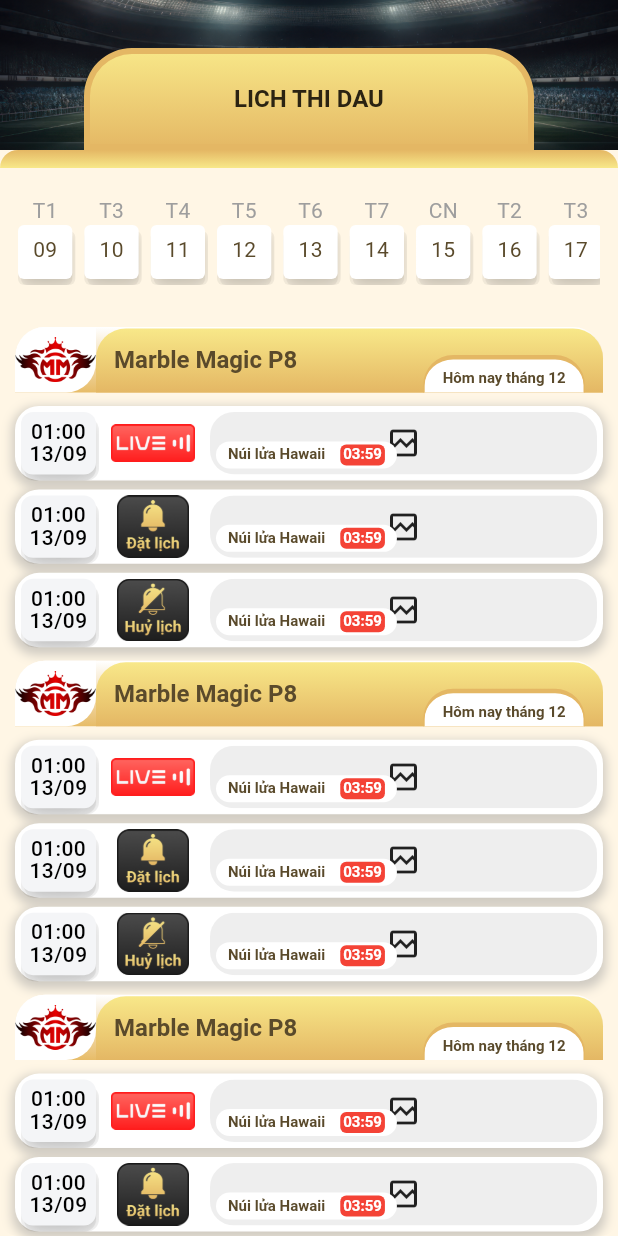
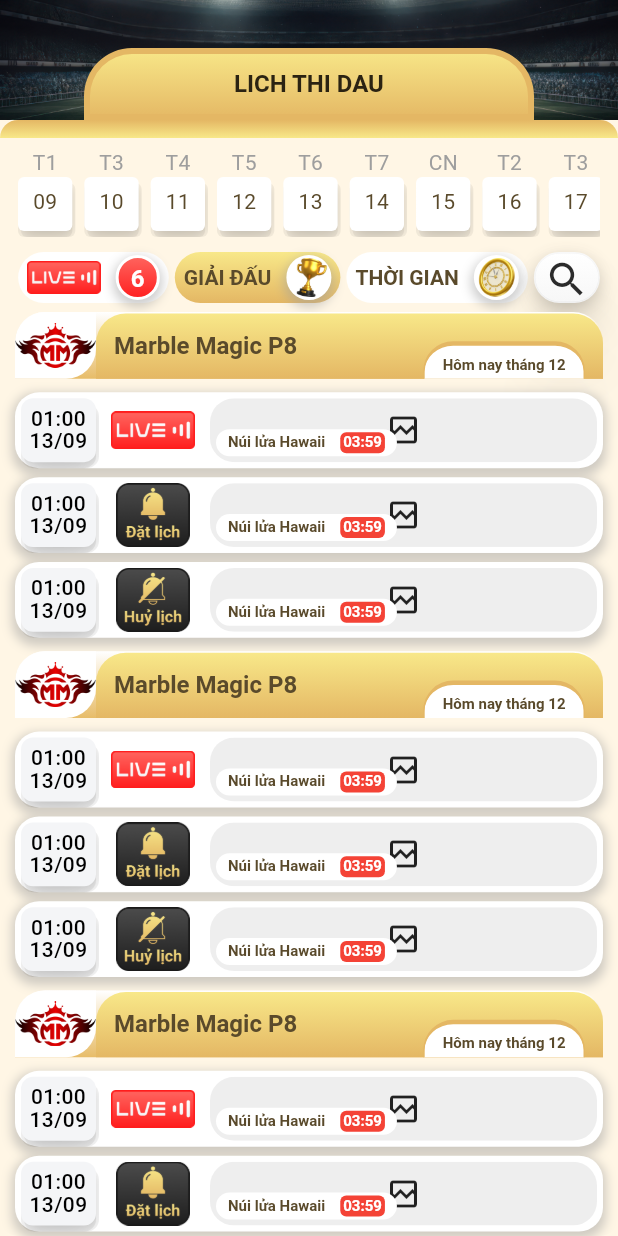
Before and after one commit to hengvisoth/DGGroup_Test01, a Flutter app: the screen it shows after launch, on a phone screen of 412 x 824 dp. Run offline on Flutter 3.47's test engine with Material 3 defaults, Android fonts, the phone set to English and light mode, and no system bars; our stand-ins replace flutter_cache_manager; missing offline and left inert: video_thumbnail; network calls fail.

Commit message:
Add Static Search Section

```diff
--- a/lib/utils/styles/app_style.dart
+++ b/lib/utils/styles/app_style.dart
@@ -28,6 +28,14 @@
     fontFamily: 'Roboto',
     fontWeight: FontWeight.w700,
     fontSize: 16,
+    height: 1,
+    letterSpacing: 0,
+  );
+
+  static const TextStyle figmaBold14Capitalize = TextStyle(
+    fontFamily: 'Roboto',
+    fontWeight: FontWeight.w700,
+    fontSize: 14,
     height: 1,
     letterSpacing: 0,
   );
--- a/lib/views/home.dart
+++ b/lib/views/home.dart
@@ -9,7 +9,7 @@
 import 'package:dggroup_test/views/widget/header_card.dart';
 import 'package:dggroup_test/views/widget/item_card.dart';
 import 'package:dggroup_test/views/widget/loading_item.dart';
-import 'package:dggroup_test/views/widget/video_frame_thumbnail.dart';
+import 'package:dggroup_test/views/widget/search_section.dart';
 import 'package:flutter/material.dart';
 
 class HomePage extends StatefulWidget {
@@ -72,7 +72,8 @@
       return;
     }
 
-    if (_pageCache.containsKey(pageIndex) || _loadingPages.contains(pageIndex)) {
+    if (_pageCache.containsKey(pageIndex) ||
+        _loadingPages.contains(pageIndex)) {
       return;
     }
 
@@ -130,8 +131,14 @@
     }
 
     if (_scrollController.position.extentAfter < _itemExtent * 12) {
-      final estimatedLastVisibleIndex = ((_scrollController.offset + _scrollController.position.viewportDimension) / _itemExtent).floor();
-      final nextPage = (estimatedLastVisibleIndex + VideoFeedRepository.pageSize) ~/ VideoFeedRepository.pageSize;
+      final estimatedLastVisibleIndex =
+          ((_scrollController.offset +
+                      _scrollController.position.viewportDimension) /
+                  _itemExtent)
+              .floor();
+      final nextPage =
+          (estimatedLastVisibleIndex + VideoFeedRepository.pageSize) ~/
+          VideoFeedRepository.pageSize;
       unawaited(_loadPage(nextPage));
     }
   }
@@ -176,10 +183,15 @@
             children: [
               // Header
               SizedBox(
-                height: 100,
+                height: 80,
                 child: Stack(
                   children: [
-                    Image.asset('assets/images/main_background.png', fit: BoxFit.cover, width: double.infinity, height: 100),
+                    Image.asset(
+                      'assets/images/main_background.png',
+                      fit: BoxFit.cover,
+                      width: double.infinity,
+                      height: 80,
+                    ),
                     Positioned.fill(
                       child: Align(
                         alignment: Alignment.bottomCenter,
@@ -188,12 +200,23 @@
                           alignment: Alignment.center,
                           decoration: BoxDecoration(
                             gradient: AppColor.mainColor,
-                            borderRadius: const BorderRadius.only(topLeft: Radius.circular(32), topRight: Radius.circular(32)),
-                            border: Border.all(color: AppColor.borderColor, width: 4),
+                            borderRadius: const BorderRadius.only(
+                              topLeft: Radius.circular(32),
+                              topRight: Radius.circular(32),
+                            ),
+                            border: Border.all(
+                              color: AppColor.borderColor,
+                              width: 4,
+                            ),
                           ),
                           padding: const EdgeInsets.symmetric(vertical: 12),
                           margin: const EdgeInsets.only(top: 32),
-                          child: Text('LICH THI DAU', style: AppTextStyles.figmaBold16Capitalize.copyWith(color: AppColor.textOnPrimary)),
+                          child: Text(
+                            'LICH THI DAU',
+                            style: AppTextStyles.figmaBold16Capitalize.copyWith(
+                              color: AppColor.textOnPrimary,
+                            ),
+                          ),
                         ),
                       ),
                     ),
@@ -218,42 +241,60 @@
                             ),
                           ),
                         ),
-                        const SizedBox(height: 12),
+
+                        // Date Row
                         Container(
-                          padding: const EdgeInsets.symmetric(horizontal: 12, vertical: 6),
+                          padding: const EdgeInsets.symmetric(
+                            horizontal: 12,
+                            vertical: 6,
+                          ),
                           child: SingleChildScrollView(
                             scrollDirection: Axis.horizontal,
                             child: Row(
-                              children: List.generate(_dateData.length, (index) {
+                              children: List.generate(_dateData.length, (
+                                index,
+                              ) {
                                 return Container(
-                                  margin: EdgeInsets.only(right: index == _dateData.length - 1 ? 0 : 8, bottom: 8),
+                                  margin: EdgeInsets.only(
+                                    right: index == _dateData.length - 1
+                                        ? 0
+                                        : 8,
+                                    bottom: 8,
+                                  ),
                                   child: DateButton(dateData: _dateData[index]),
                                 );
                               }),
                             ),
                           ),
                         ),
-                        const SizedBox(height: 12),
 
+                        const SearchSection(),
                         // List Item
                         Expanded(
                           child: _isInitialLoading
                               ? const Center(child: CircularProgressIndicator())
                               : LayoutBuilder(
                                   builder: (context, listConstraints) {
-                                    _itemExtent = listConstraints.maxHeight / 11; // 8 for main item , 3 for header
-                                    final rowHeight = listConstraints.maxHeight / 11;
-                                    final headerHeight = rowHeight;
+                                    _itemExtent =
+                                        listConstraints.maxHeight /
+                                        11; // 8 for main item , 3 for header
+                                    final rowHeight =
+                                        listConstraints.maxHeight / 11;
 
-                                    final totalItems = VideoFeedRepository.totalItems;
-                                    final headersCount = (totalItems / groupSize).ceil();
+                                    final totalItems =
+                                        VideoFeedRepository.totalItems;
+                                    final headersCount =
+                                        (totalItems / groupSize).ceil();
                                     final step = groupSize + 1;
                                     return RefreshIndicator(
                                       onRefresh: _onRefresh,
                                       child: ListView.builder(
                                         controller: _scrollController,
                                         padding: EdgeInsets.zero,
-                                        physics: const AlwaysScrollableScrollPhysics(parent: ClampingScrollPhysics()),
+                                        physics:
+                                            const AlwaysScrollableScrollPhysics(
+                                              parent: ClampingScrollPhysics(),
+                                            ),
                                         itemExtent: rowHeight,
                                         itemCount: totalItems + headersCount,
 
@@ -261,13 +302,18 @@
                                           final isHeader = index % step == 0;
 
                                           if (isHeader) {
-                                            return HeaderCard(rowHeight: rowHeight);
+                                            return HeaderCard(
+                                              rowHeight: rowHeight,
+                                            );
                                           }
 
                                           final headersBefore = index ~/ step;
-                                          final itemIndex = index - headersBefore - 1;
+                                          final itemIndex =
+                                              index - headersBefore - 1;
                                           final item = _itemAt(itemIndex);
-                                          if (item == null) return const LoadingItem();
+                                          if (item == null) {
+                                            return const LoadingItem();
+                                          }
                                           return ItemCard(item: item);
                                         },
                                       ),
--- /dev/null
+++ b/lib/views/widget/search_section.dart
@@ -0,0 +1,127 @@
+import 'package:dggroup_test/utils/styles/app_color.dart';
+import 'package:dggroup_test/utils/styles/app_style.dart';
+import 'package:flutter/material.dart';
+
+class SearchSection extends StatelessWidget {
+  const SearchSection({super.key});
+
+  static const double _chipHeight = 34;
+
+  @override
+  Widget build(BuildContext context) {
+    return Container(
+      margin: const EdgeInsets.symmetric(horizontal: 10),
+      padding: EdgeInsets.symmetric(vertical: 0),
+      child: SingleChildScrollView(
+        scrollDirection: Axis.horizontal,
+        child: Row(
+          spacing: 4,
+          children: [
+            Container(
+              height: _chipHeight,
+              padding: const EdgeInsets.symmetric(horizontal: 6, vertical: 2),
+              decoration: BoxDecoration(color: Colors.white, borderRadius: const BorderRadius.all(Radius.circular(20))),
+              child: Row(
+                spacing: 10,
+                children: [
+                  Image.asset('assets/images/live_image.png', width: 49, height: 22),
+                  Container(
+                    height: 30,
+                    padding: const EdgeInsets.symmetric(horizontal: 8, vertical: 2),
+                    decoration: BoxDecoration(
+                      boxShadow: [BoxShadow(color: Colors.grey.withValues(alpha: 0.5), spreadRadius: 2, blurRadius: 5, offset: const Offset(0, 3))],
+                      borderRadius: BorderRadius.circular(999),
+                      border: Border.all(color: Colors.white, width: 2),
+                      gradient: const LinearGradient(
+                        begin: Alignment.topCenter,
+                        end: Alignment.bottomCenter,
+                        colors: [Color(0xFFFF6761), Color(0xFFFF1D1D)],
+                        stops: [0.0, 1.0],
+                      ),
+                    ),
+                    child: const Text(
+                      '6',
+                      textAlign: TextAlign.center,
+                      style: TextStyle(color: Colors.white, fontSize: 16, fontWeight: FontWeight.w600),
+                    ),
+                  ),
+                ],
+              ),
+            ),
+            Container(
+              height: _chipHeight,
+              padding: const EdgeInsets.symmetric(horizontal: 6, vertical: 2),
+              decoration: BoxDecoration(gradient: AppColor.mainColor, borderRadius: const BorderRadius.all(Radius.circular(20))),
+              child: Row(
+                spacing: 10,
+                mainAxisSize: MainAxisSize.min,
+                mainAxisAlignment: MainAxisAlignment.center,
+                children: [
+                  Text('Giải đấu'.toUpperCase(), style: AppTextStyles.figmaBold14Capitalize),
+                  Container(
+                    decoration: BoxDecoration(
+                      color: Colors.white,
+                      boxShadow: [BoxShadow(color: Colors.grey.withValues(alpha: 0.5), spreadRadius: 2, blurRadius: 5, offset: const Offset(0, 3))],
+                      borderRadius: BorderRadius.circular(999),
+                      border: Border.all(color: Colors.white, width: 2),
+                    ),
+                    child: Image.asset('assets/images/champion.png', height: 30),
+                  ),
+                ],
+              ),
+            ),
+            Container(
+              height: _chipHeight,
+              padding: const EdgeInsets.symmetric(horizontal: 6, vertical: 2),
+              decoration: BoxDecoration(color: Colors.white, borderRadius: const BorderRadius.all(Radius.circular(20))),
+              child: Row(
+                spacing: 10,
+                mainAxisSize: MainAxisSize.min,
+                mainAxisAlignment: MainAxisAlignment.center,
+                children: [
+                  Text('thời gian'.toUpperCase(), style: AppTextStyles.figmaBold14Capitalize),
+                  Container(
+                    decoration: BoxDecoration(
+                      color: Colors.white,
+                      boxShadow: [BoxShadow(color: Colors.grey.withValues(alpha: 0.5), spreadRadius: 2, blurRadius: 5, offset: const Offset(0, 3))],
+                      borderRadius: BorderRadius.circular(999),
+                      border: Border.all(color: Colors.white, width: 2),
+                    ),
+                    child: Image.asset('assets/images/clock.png', height: 30),
+                  ),
+                ],
+              ),
+            ),
+            Container(
+              height: _chipHeight,
+              decoration: BoxDecoration(
+                color: const Color(0xFFF4F5F7),
+                borderRadius: BorderRadius.circular(999),
+                border: Border.all(color: Colors.white, width: 1),
+                boxShadow: [
+                  BoxShadow(offset: const Offset(0, 5), blurRadius: 11, color: Colors.black.withValues(alpha: 0.10)),
+                  BoxShadow(offset: const Offset(0, 20), blurRadius: 20, color: Colors.black.withValues(alpha: 0.09)),
+                  BoxShadow(offset: const Offset(0, 45), blurRadius: 27, color: Colors.black.withValues(alpha: 0.05)),
+                  BoxShadow(offset: const Offset(0, 79), blurRadius: 32, color: Colors.black.withValues(alpha: 0.03)),
+                ],
+              ),
+              child: Container(
+                padding: const EdgeInsets.symmetric(horizontal: 6, vertical: 2),
+                decoration: BoxDecoration(
+                  borderRadius: BorderRadius.circular(999),
+                  gradient: const LinearGradient(
+                    begin: Alignment.topCenter,
+                    end: Alignment.bottomCenter,
+                    colors: [Color(0xFFFFFFFF), Color(0xFFF7F7F7)],
+                  ),
+                  boxShadow: [BoxShadow(offset: const Offset(0, 2), blurRadius: 8, color: Colors.black.withValues(alpha: 0.10))],
+                ),
+                child: const Center(child: Icon(Icons.search, size: 30, color: Color(0xFF2B2B2B))),
+              ),
+            ),
+          ],
+        ),
+      ),
+    );
+  }
+}
```
Also changed, not shown: assets/images/champion.png (added), assets/images/clock.png (added).
